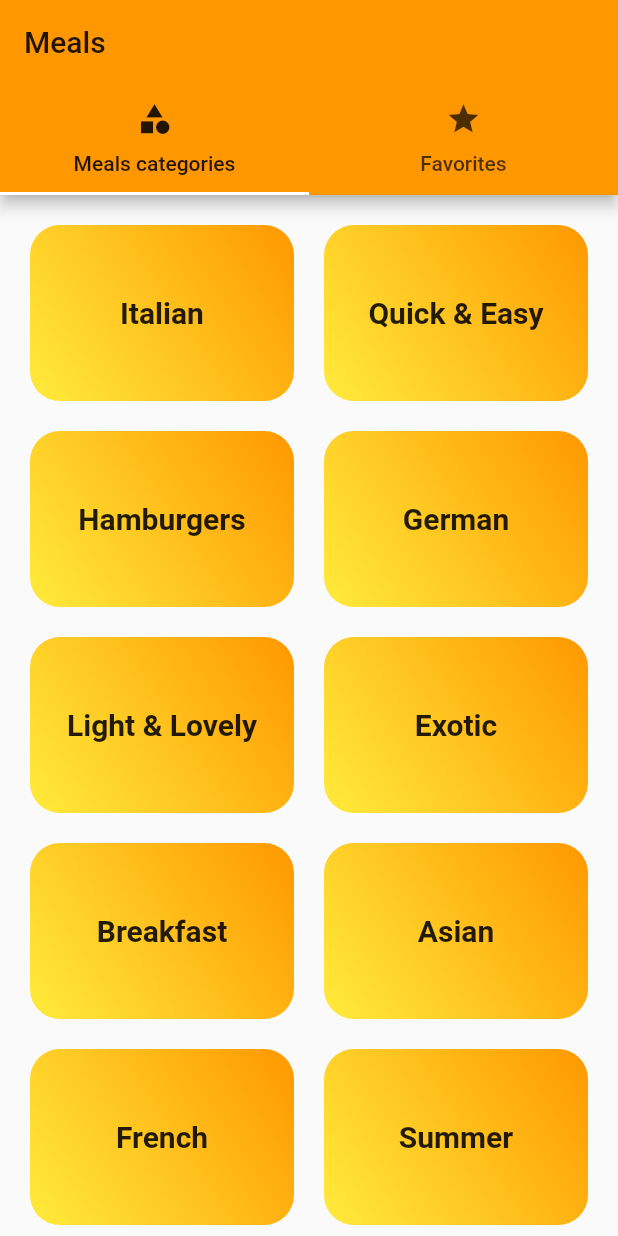
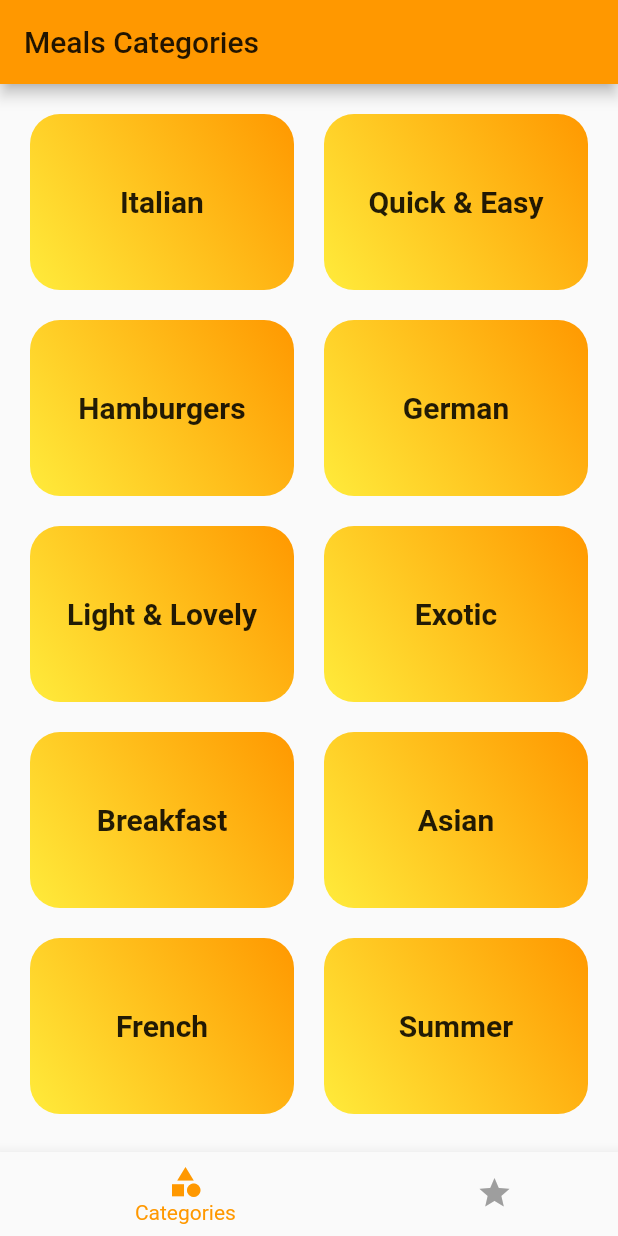
Before and after one commit to sniper0110/MealApp, a Flutter app: the screen it shows after launch, on a phone screen of 412 x 824 dp. Run offline on Flutter 3.47's test engine with Material 2 defaults, Android fonts, the phone set to English and light mode, and no system bars; our stand-ins replace google_fonts.

Commit message:
Creating tab bars at the bottom of the screen instead of the top of the screen

```diff
--- a/lib/widgets/TabsScreen.dart
+++ b/lib/widgets/TabsScreen.dart
@@ -1,5 +1,4 @@
 import 'package:flutter/material.dart';
-
 
 import 'MealTypesScreen.dart';
 import 'FavoritesScreen.dart';
@@ -10,30 +9,50 @@ class TabsScreen extends StatefulWidget {
 }
 
 class _TabsScreenState extends State<TabsScreen> {
+  int selected_tab_index = 0;
+
+  void _selectTab(int index) {
+    setState(() {
+      selected_tab_index = index;
+    });
+  }
+
+  final List<Map<String, Object>> pages = [
+    {
+      'page': MealTypesScreen(),
+      'title': 'Meals Categories',
+    },
+    {
+      'page': FavoritesScreen(),
+      'title': 'Favorites',
+    },
+  ];
+
   @override
   Widget build(BuildContext context) {
-    return DefaultTabController(
-      length: 2,
-      child: Scaffold(
+    return Scaffold(
       appBar: AppBar(
         title: Text(
-            'Meals',
+          pages[selected_tab_index]['title'],
         ),
-          bottom: TabBar(tabs: [
-            Tab(
+      ),
+      body: pages[selected_tab_index]['page'],
+      bottomNavigationBar: BottomNavigationBar(
+        onTap: _selectTab,
+        selectedItemColor: Theme.of(context).primaryColor,
+        unselectedItemColor: Colors.grey,
+        currentIndex: selected_tab_index,
+        type: BottomNavigationBarType.shifting,
+        items: [
+          BottomNavigationBarItem(
             icon: Icon(Icons.category),
-              text: "Meals categories",
+            title: Text("Categories"),
           ),
-            Tab(
+          BottomNavigationBarItem(
             icon: Icon(Icons.star),
-              text: "Favorites",
+            title: Text("Favorites"),
           ),
-          ]),
-        ),
-        body: TabBarView(children: [
-          MealTypesScreen(),
-          FavoritesScreen(),
-        ]),
+        ],
       ),
     );
   }
```
Lines whose indentation alone changed are shown as unchanged.
